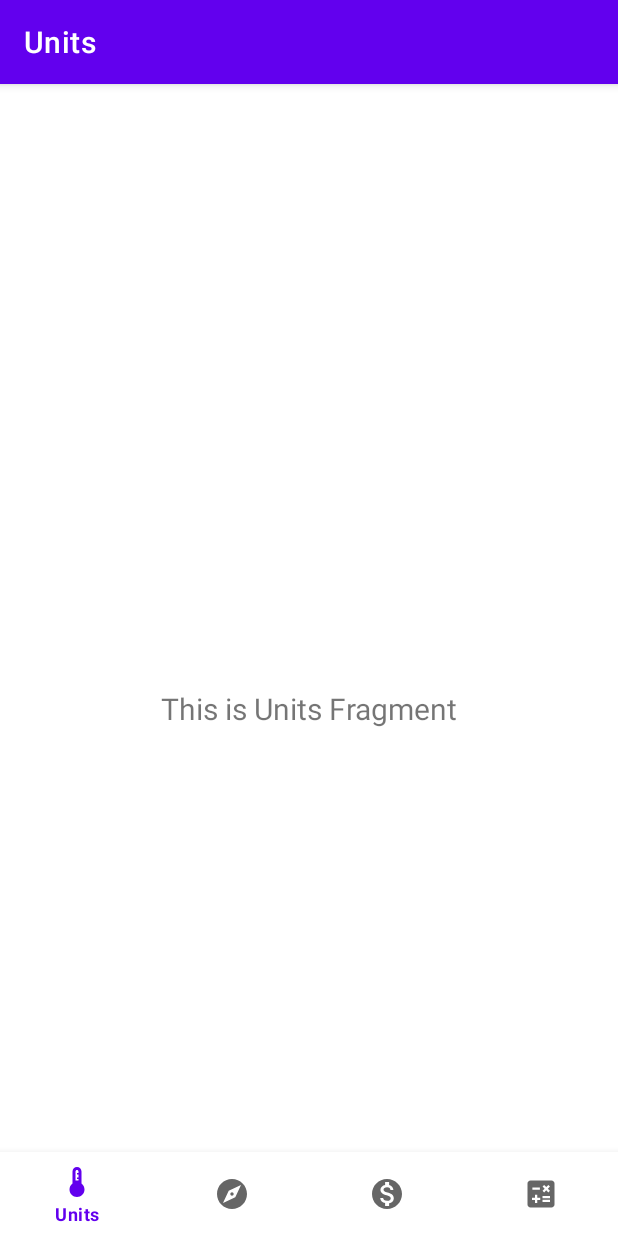
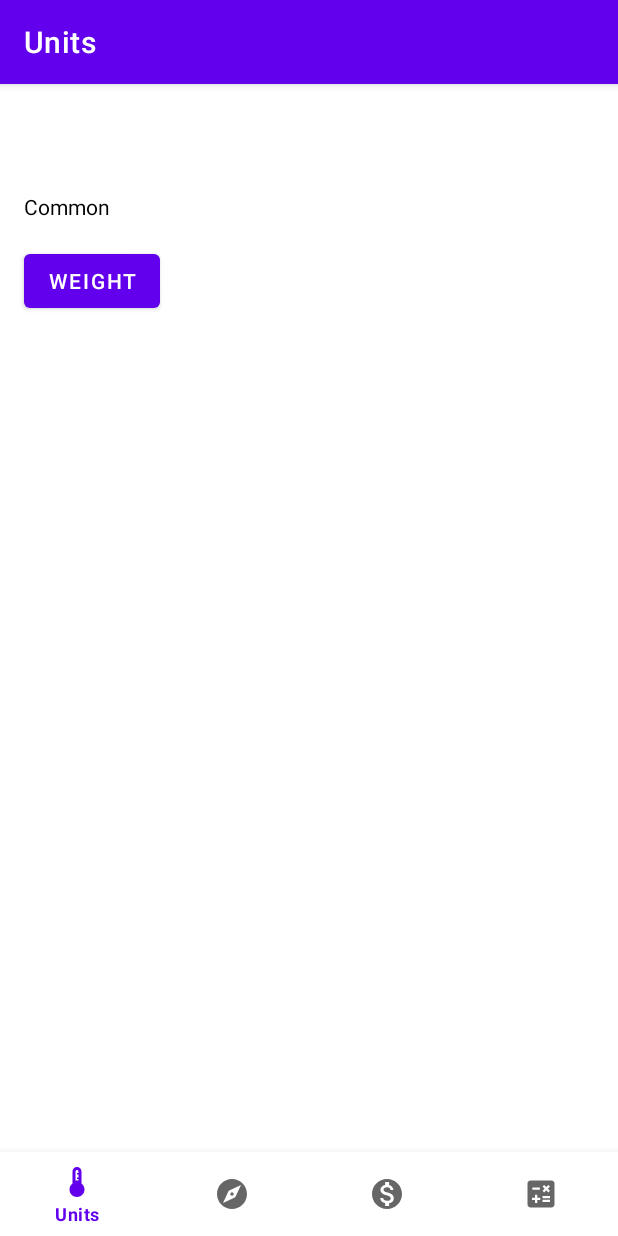
Before and after one commit to ghabrielferrari/Convertify, an Android app: the screen it shows after launch (MainActivity), on a phone screen of 412 x 824 dp. Run offline under Robolectric (Android 15) with nearby library versions, the phone set to English and light mode, and no system bars; our stand-ins replace navigation-ui.

Commit message:
Progress in UnitsFragment

```diff
--- a/app/src/main/AndroidManifest.xml
+++ b/app/src/main/AndroidManifest.xml
@@ -13,6 +13,9 @@
         android:theme="@style/Theme.Convertify"
         tools:targetApi="31">
         <activity
+            android:name=".ui.activitiesButton.WeightActivityButton"
+            android:exported="false" />
+        <activity
             android:name=".ui.activities.MainActivity"
             android:exported="false" />
         <activity
--- a/app/src/main/java/com/gabrielferrari/convertify/ui/activities/MainActivity.kt
+++ b/app/src/main/java/com/gabrielferrari/convertify/ui/activities/MainActivity.kt
@@ -1,6 +1,7 @@
 package com.gabrielferrari.convertify.ui.activities
 
 import android.os.Bundle
+import android.widget.Button
 import com.google.android.material.bottomnavigation.BottomNavigationView
 import androidx.appcompat.app.AppCompatActivity
 import androidx.navigation.findNavController
@@ -12,12 +13,14 @@ import com.gabrielferrari.convertify.databinding.ActivityMainBinding
 
 class MainActivity : AppCompatActivity() {
 
-    private lateinit var binding: ActivityMainBinding
+    private val binding by lazy {
+        ActivityMainBinding.inflate(layoutInflater)
+    }
+
+    private lateinit var WeightButton: Button
 
     override fun onCreate(savedInstanceState: Bundle?) {
         super.onCreate(savedInstanceState)
-
-        binding = ActivityMainBinding.inflate(layoutInflater)
         setContentView(binding.root)
 
         val navView: BottomNavigationView = binding.navView
@@ -35,4 +38,5 @@ class MainActivity : AppCompatActivity() {
         setupActionBarWithNavController(navController, appBarConfiguration)
         navView.setupWithNavController(navController)
     }
+
 }
--- a/app/src/main/java/com/gabrielferrari/convertify/ui/fragments/UnitsFragment.kt
+++ b/app/src/main/java/com/gabrielferrari/convertify/ui/fragments/UnitsFragment.kt
@@ -1,13 +1,16 @@
 package com.gabrielferrari.convertify.ui.fragments
 
+import android.content.Intent
 import android.os.Bundle
 import android.view.LayoutInflater
 import android.view.View
 import android.view.ViewGroup
+import android.widget.Button
 import android.widget.TextView
 import androidx.fragment.app.Fragment
 import androidx.lifecycle.ViewModelProvider
 import com.gabrielferrari.convertify.databinding.FragmentUnitsBinding
+import com.gabrielferrari.convertify.ui.activitiesButton.WeightActivityButton
 import com.gabrielferrari.convertify.ui.viewModels.UnitsViewModel
 
 class UnitsFragment : Fragment() {
@@ -33,9 +36,15 @@ class UnitsFragment : Fragment() {
         )
         val root: View = binding.root
 
-        val textView: TextView = binding.textUnits
+        /*val textView: TextView = binding.textUnits
         unitsViewModel.text.observe(viewLifecycleOwner) {
             textView.text = it
+        }*/
+        val weightButton: Button = binding.btnWeight
+        weightButton.setOnClickListener {
+            startActivity(
+                Intent(context, WeightActivityButton::class.java)
+            )
         }
         return root
     }
--- a/app/src/main/res/layout/fragment_units.xml
+++ b/app/src/main/res/layout/fragment_units.xml
@@ -7,16 +7,23 @@
     tools:context=".ui.fragments.UnitsFragment">
 
     <TextView
-        android:id="@+id/text_units"
-        android:layout_width="match_parent"
+        android:id="@+id/textView2"
+        android:layout_width="wrap_content"
         android:layout_height="wrap_content"
-        android:layout_marginStart="8dp"
-        android:layout_marginTop="8dp"
-        android:layout_marginEnd="8dp"
-        android:textAlignment="center"
-        android:textSize="20sp"
-        app:layout_constraintBottom_toBottomOf="parent"
-        app:layout_constraintEnd_toEndOf="parent"
+        android:layout_marginStart="16dp"
+        android:layout_marginTop="16dp"
+        android:text="Common"
+        android:textColor="@color/black"
         app:layout_constraintStart_toStartOf="parent"
         app:layout_constraintTop_toTopOf="parent" />
+
+    <Button
+        android:id="@+id/btnWeight"
+        android:layout_width="wrap_content"
+        android:layout_height="wrap_content"
+        android:layout_marginStart="16dp"
+        android:layout_marginTop="16dp"
+        android:text="Weight"
+        app:layout_constraintStart_toStartOf="parent"
+        app:layout_constraintTop_toBottomOf="@+id/textView2" />
 </androidx.constraintlayout.widget.ConstraintLayout>
```
Also changed, not shown: app/src/main/java/com/gabrielferrari/convertify/ui/activitiesButton/WeightActivityButton.kt (added, +129 -0 lines), app/src/main/res/layout/activity_weight_button.xml (added, +79 -0 lines).
